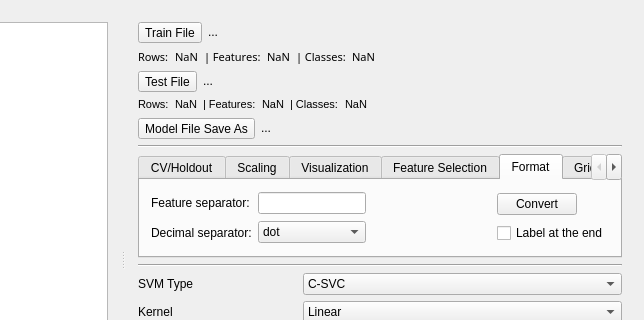
boidachenkop/dw, file svm-app/mainwindow.ui: the form before one commit; both pictures show x 116 to 760 and y 0 to 320 of the 760 by 517 pixel window.
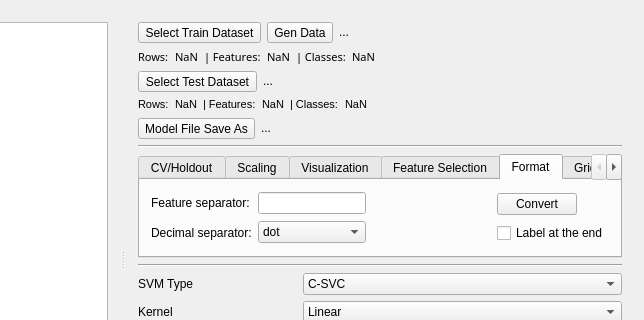
The form after the commit. The open tabs and pages were chosen to show the change.

Patch:
```diff
--- a/svm-app/mainwindow.ui
+++ b/svm-app/mainwindow.ui
@@ -112,7 +112,7 @@
          <enum>QLayout::SetMinimumSize</enum>
         </property>
         <item>
-         <layout class="QHBoxLayout" name="chooseDataset_horizontalLayout" stretch="0,1">
+         <layout class="QHBoxLayout" name="chooseDataset_horizontalLayout" stretch="0,0,1">
           <property name="spacing">
            <number>6</number>
           </property>
@@ -134,7 +134,14 @@
              </sizepolicy>
             </property>
             <property name="text">
-             <string>Train File</string>
+             <string>Select Train Dataset</string>
+            </property>
+           </widget>
+          </item>
+          <item>
+           <widget class="QToolButton" name="genData_toolButton">
+            <property name="text">
+             <string>Gen Data</string>
             </property>
            </widget>
           </item>
@@ -319,7 +326,7 @@
              </sizepolicy>
             </property>
             <property name="text">
-             <string>Test File</string>
+             <string>Select Test Dataset</string>
             </property>
            </widget>
           </item>
```
Left out of the diff: 148 changed lines with no effect on the pictures.
